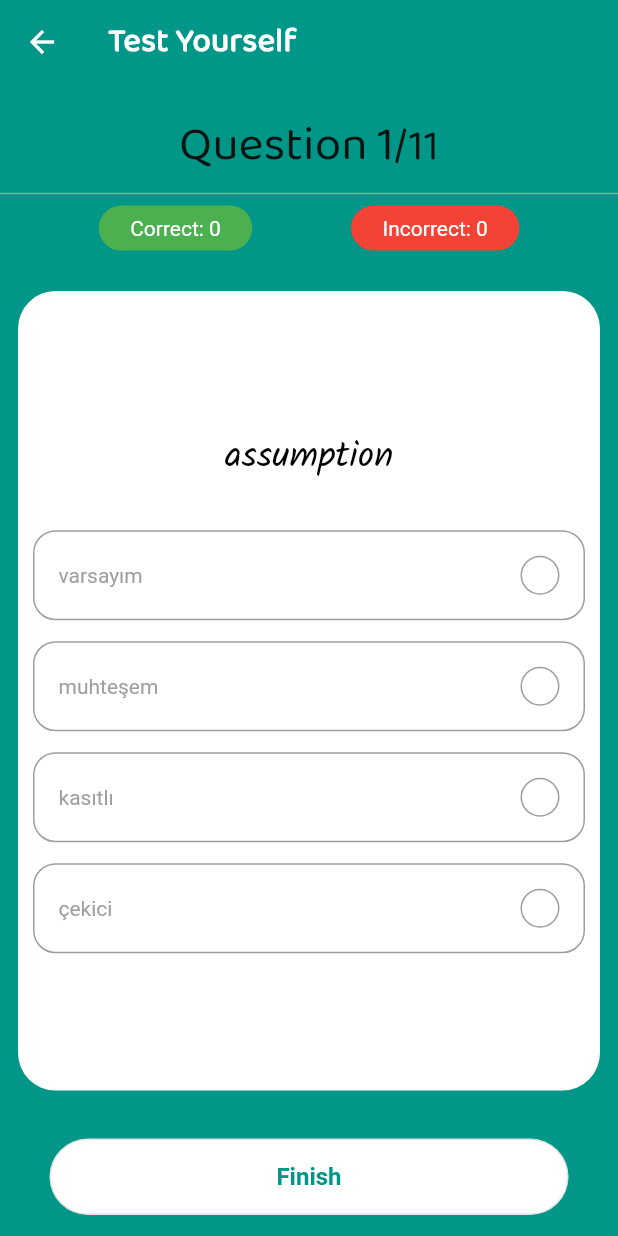
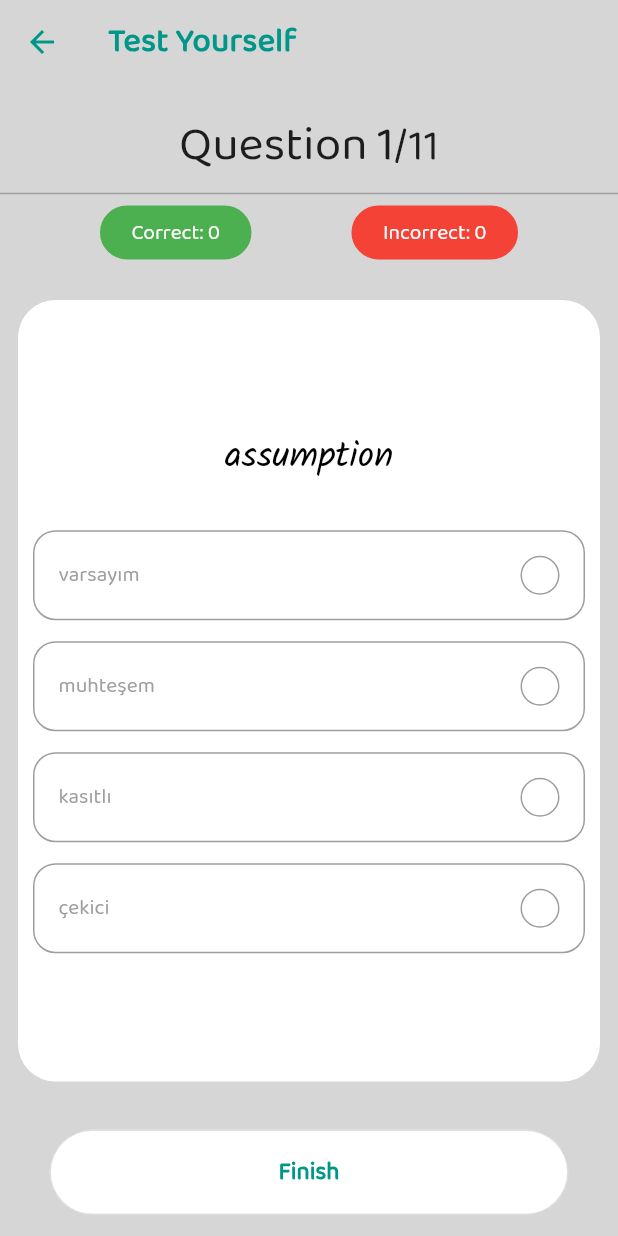
Before and after one commit to furkan-A/Word_Cards, a Flutter app: the screen it shows after launch, after a tap on "Test Yourself", on a phone screen of 412 x 824 dp. Run offline on Flutter 3.47's test engine with Material 2 defaults, Android fonts, the phone set to English and light mode, and no system bars; our stand-ins replace flip_card, get, share.

Commit message:
light theme data added to application

```diff
--- a/lib/constants.dart
+++ b/lib/constants.dart
@@ -1,8 +1,34 @@
 import 'package:flutter/cupertino.dart';
 import 'package:flutter/material.dart';
 
+const kTextColor = Colors.white;
+const kDarkTextColor = Colors.black;
+const kButtonColor = Colors.teal;
+const kDarkButtonColor = Colors.orange;
+const kMainColor = Colors.teal;
+const kGreenColor = Colors.green;
+const kRedColor = Colors.red;
+const kGreyColor = Colors.grey;
+const kWhiteColor = Colors.white;
+const kBlackColor = Colors.black;
+const kBackgroundColor = Colors.white;
+const kDarkBackgroundColor = Colors.grey;
+
+ButtonStyle kButtonStyle() {
+  return ButtonStyle(
+    padding: MaterialStateProperty.all(const EdgeInsets.all(8)),
+    // backgroundColor: MaterialStateProperty.all(kMainColor),
+    elevation: MaterialStateProperty.all(1),
+    // foregroundColor: MaterialStateProperty.all(kTextColor),
+    shape: MaterialStateProperty.all<RoundedRectangleBorder>(
+      RoundedRectangleBorder(
+        borderRadius: BorderRadius.circular(24.0),
+      ),
+    ),
+  );
+}
+
 TextStyle buttonStyle = const TextStyle(
-    color: Colors.black,
     fontSize: 18,
     fontFamily: 'Baloo',
     fontWeight: FontWeight.bold,
@@ -48,12 +74,6 @@ TextStyle appBarStyle = const TextStyle(
     fontSize: 22,
     letterSpacing: 0.2);
 
-const kTextColor = Colors.black;
-const kButtonColor = Colors.teal;
-const kGreenColor = Colors.green;
-const kRedColor = Colors.red;
-const kGreyColor = Colors.grey;
-
 AppBar myAppBar(String title) => AppBar(
       elevation: 0,
       title: Text(
--- a/lib/main.dart
+++ b/lib/main.dart
@@ -1,5 +1,7 @@
 import 'package:flutter/material.dart';
 import 'package:words/screens/home/home_page.dart';
+import 'package:words/theme.dart';
+import 'package:provider/provider.dart';
 // import 'package:words/launch_screen.dart';
 
 void main() {
@@ -10,16 +12,17 @@ class MyApp extends StatelessWidget {
   const MyApp({Key? key}) : super(key: key);
 
   @override
-  Widget build(BuildContext context) {
-    return MaterialApp(
-      // theme: theme(),
-      debugShowCheckedModeBanner: false,
-      home: HomePage(),
-    );
-    // return const MaterialApp(
-    //   // theme: theme(),
-    //   debugShowCheckedModeBanner: false,
-    //   home: LaunchScreen(),
-    // );
-  }
+  Widget build(BuildContext context) => ChangeNotifierProvider(
+        create: (context) => MyTheme(),
+        builder: (context, _) {
+          final themeProvider = Provider.of<MyTheme>(context);
+          return MaterialApp(
+            theme: LightTheme(),
+            darkTheme: darkTheme(),
+            themeMode: themeProvider.themeMode,
+            debugShowCheckedModeBanner: false,
+            home: HomePage(),
+          );
+        },
+      );
 }
--- a/lib/screens/add_word/add_word.dart
+++ b/lib/screens/add_word/add_word.dart
@@ -10,12 +10,14 @@ class AddWord extends StatelessWidget {
 
   AddWord({Key? key, required this.vocabulary}) : super(key: key);
 
-  static String title = 'Add New Words';
+  final String _title = 'Add New Words';
   @override
   Widget build(BuildContext context) {
     return Scaffold(
       // resizeToAvoidBottomInset: false,
-      appBar: myAppBar(title),
+      appBar: AppBar(
+        title: Text(_title),
+      ),
       body: SingleChildScrollView(
         // primary: false,
         child: SafeArea(
--- a/lib/screens/home/home_page.dart
+++ b/lib/screens/home/home_page.dart
@@ -1,4 +1,5 @@
 // ignore: must_be_immutable
+
 import 'package:flutter/material.dart';
 import 'package:url_launcher/url_launcher.dart';
 import 'package:words/screens/add_word/add_word.dart';
@@ -9,6 +10,7 @@ import 'package:words/theme.dart';
 import 'package:words/models/vocabulary.dart';
 import 'package:words/screens/words/words_ui.dart';
 import 'package:share/share.dart';
+import 'package:words/widgets/change_theme.dart';
 
 // ignore: must_be_immutable
 class HomePage extends StatelessWidget {
@@ -28,10 +30,64 @@ class HomePage extends StatelessWidget {
 
   @override
   Widget build(BuildContext context) {
-    return MaterialApp(
-      debugShowCheckedModeBanner: false,
-      theme: theme(),
-      home: Scaffold(
+    final text = MediaQuery.of(context).platformBrightness == Brightness.dark
+        ? 'DarkTheme'
+        : 'LightTheme';
+
+    print('object  $text');
+    return Scaffold(
+      appBar: AppBar(
+          // backgroundColor: Colors.grey[350],
+          // iconTheme: const IconThemeData(color: kMainColor),
+          ),
+      drawer: Drawer(
+        child: ListView(
+          children: [
+            DrawerHeader(
+                child: Text(
+              'Hello Mr.  fA',
+              style: buttonStyle,
+            )),
+            TextButton.icon(
+              style: const ButtonStyle(
+                  alignment: AlignmentDirectional.centerStart),
+              icon: const Icon(Icons.account_circle_outlined),
+              label: const Text('My Account'),
+              onPressed: () {},
+            ),
+            const ChangeTheme(),
+            TextButton.icon(
+              style: const ButtonStyle(
+                  alignment: AlignmentDirectional.centerStart),
+              icon: const Icon(Icons.share),
+              label: const Text('Share'),
+              onPressed: () {
+                Share.share(
+                    'Check out my Vocabulary Learning App - WordCards - '
+                    'https://drive.google.com/file/d/1B_PIBBB4yfCJwieF1F'
+                    'c9jCvKOhAr1BpA/view?usp=sharing');
+              },
+            ),
+            TextButton.icon(
+              style: const ButtonStyle(
+                  alignment: AlignmentDirectional.centerStart),
+              icon: const Icon(Icons.feedback_outlined),
+              label: const Text('Send Feedback'),
+              onPressed: () async {
+                commandLaunch('mailto:fa.softec@gmail.com?subject='
+                    'Word%20Card%20Feedback&body=Hi%20Developer,');
+              },
+            ),
+            TextButton.icon(
+              style: const ButtonStyle(
+                  alignment: AlignmentDirectional.centerStart),
+              icon: const Icon(Icons.bar_chart_rounded),
+              label: const Text('Statics'),
+              onPressed: () {},
+            ),
+          ],
+        ),
+      ),
       floatingActionButton: FloatingActionButton(
         onPressed: () {
           Route route = MaterialPageRoute(builder: (context) {
@@ -45,114 +101,76 @@ class HomePage extends StatelessWidget {
         ),
         backgroundColor: kButtonColor,
       ),
-        appBar: AppBar(
-          // title: const Text(
-          //   _title,
-          // ),
-          actions: <Widget>[
-            IconButton(
-              onPressed: () {
-                Share.share(
-                    'Check out my Vocabulary Learning App - WordCards - '
-                    'https://drive.google.com/file/d/1B_PIBBB4yfCJwieF1F'
-                    'c9jCvKOhAr1BpA/view?usp=sharing');
-              },
-              icon: const Icon(Icons.share),
-            ),
-            IconButton(
-              onPressed: () {},
-              icon: const Icon(Icons.brightness_6),
-            ),
-          ],
-        ),
       body: SafeArea(
         child: Center(
           child: Column(
             mainAxisAlignment: MainAxisAlignment.center,
             children: <Widget>[
-                const SizedBox(
-                  height: 24,
+              const Spacer(flex: 2),
+              Text('Welcome', style: caption2),
+              Text(_title, style: caption),
+              const Spacer(flex: 4),
+              const Spacer(flex: 1),
+              FractionallySizedBox(
+                widthFactor: 0.8,
+                child: ElevatedButton(
+                  child: FittedBox(
+                    child: Text(
+                      'Learn Word',
+                      style: buttonStyle,
                     ),
-                Text(
-                  'Welcome',
-                  style: caption2,
                   ),
-                Text(
-                  _title,
-                  style: caption,
-                ),
-                const Spacer(flex: 1),
-                InkWell(
-                  onTap: () {
+                  onPressed: () {
                     Route route = MaterialPageRoute(builder: (context) {
                       return LearnWord(vocabulary: vocab);
                     });
                     Navigator.push(context, route);
                   },
-                  child: createButton('Learn  Word'),
-                  borderRadius: BorderRadius.circular(25),
+                  style: kButtonStyle(),
                 ),
-                const SizedBox(
-                  height: 20,
               ),
-                InkWell(
-                  onTap: () {
+              const Spacer(flex: 1),
+              FractionallySizedBox(
+                widthFactor: 0.8,
+                child: ElevatedButton(
+                  child: FittedBox(
+                    child: Text(
+                      'Test Yourself',
+                      style: buttonStyle,
+                    ),
+                  ),
+                  onPressed: () {
                     Route route = MaterialPageRoute(builder: (context) {
                       return Quiz(vocabulary: vocab);
                     });
                     Navigator.push(context, route);
                   },
-                  borderRadius: BorderRadius.circular(25),
-                  child: createButton('Test Yourself'),
+                  style: kButtonStyle(),
                 ),
-                const SizedBox(
-                  height: 30,
               ),
-                InkWell(
-                  onTap: () {
+              const Spacer(flex: 2),
+              FractionallySizedBox(
+                widthFactor: 0.6,
+                child: ElevatedButton(
+                  child: FittedBox(
+                    child: Text(
+                      'My Words',
+                      style: buttonStyle,
+                    ),
+                  ),
+                  onPressed: () {
                     Route route = MaterialPageRoute(builder: (context) {
                       return Words(vocabulary: vocab);
                     });
                     Navigator.push(context, route);
                   },
-                  child: createButton('Words'),
-                  borderRadius: BorderRadius.circular(25),
-                ),
-                const Spacer(flex: 2),
-                Row(
-                  children: [
-                    Container(
-                      margin: const EdgeInsets.only(left: 18),
-                      child: OutlinedButton(
-                        style: OutlinedButton.styleFrom(
-                          textStyle: const TextStyle(
-                            fontWeight: FontWeight.bold,
-                            fontFamily: 'Baloo',
-                          ),
-                          primary: kButtonColor,
-                          side: const BorderSide(color: kButtonColor),
-                        ),
-                        child: const Text(
-                          'send\nfeedback',
-                          textAlign: TextAlign.center,
-                          style: TextStyle(
-                            color: Colors.teal,
-                            fontSize: 12,
-                            height: 1.2,
+                  style: kButtonStyle(),
                 ),
               ),
-                        onPressed: () async {
-                          commandLaunch('mailto:fa.softec@gmail.com?subject='
-                              'Word%20Card%20Feedback&body=Hi%20WC%20Developer,');
-                        },
-                      ),
-                    ),
-                    // const Spacer(),
+              const Spacer(
+                flex: 4,
+              )
             ],
-                ),
-                const SizedBox(height: 18)
-              ],
-            ),
           ),
         ),
       ),
--- a/lib/screens/quiz/quiz_screen.dart
+++ b/lib/screens/quiz/quiz_screen.dart
@@ -23,8 +23,8 @@ class _QuizState extends State<Quiz> {
     QuestionController _questionController = Get.put(QuestionController());
 
     return Scaffold(
-      backgroundColor: Colors.teal,
-      appBar: myAppBar(_title),
+      // backgroundColor: Colors.teal,
+      appBar: AppBar(title: Text(_title)),
       body: Center(
         child: Column(
           mainAxisAlignment: MainAxisAlignment.center,
@@ -107,16 +107,14 @@ class _QuizState extends State<Quiz> {
                     return ScoreScreen(
                         score: _questionController.numOfCorrectAns);
                   });
+
                   Navigator.push(context, route);
                 },
-                // child: const Text("Finish"),
-
                 style: ButtonStyle(
                   backgroundColor: MaterialStateProperty.all(Colors.white),
                   shape: MaterialStateProperty.all(RoundedRectangleBorder(
                       borderRadius: BorderRadius.circular(30.0))),
                 ),
-
                 child: const Padding(
                   padding: EdgeInsets.all(16.0),
                   child: Text(
--- a/lib/screens/words/words_ui.dart
+++ b/lib/screens/words/words_ui.dart
@@ -20,7 +20,9 @@ class _WordsState extends State<Words> {
   @override
   Widget build(BuildContext context) {
     return Scaffold(
-      appBar: myAppBar(_title),
+      appBar: AppBar(
+        title: Text(_title),
+      ),
       body: Center(
         child: ListView.builder(
           padding: const EdgeInsets.all(12),
--- a/lib/theme.dart
+++ b/lib/theme.dart
@@ -1,37 +1,106 @@
 import 'package:flutter/material.dart';
 import 'package:words/constants.dart';
 
-ThemeData theme() {
+class MyTheme extends ChangeNotifier {
+  ThemeMode themeMode = ThemeMode.light;
+
+  bool get isDarkMode => themeMode == ThemeMode.dark;
+
+  void toggleTheme(bool isOn) {
+    themeMode = isOn ? ThemeMode.dark : ThemeMode.light;
+    notifyListeners();
+  }
+}
+
+ThemeData LightTheme() {
   return ThemeData(
     // scaffoldBackgroundColor: Colors.white12,
+    floatingActionButtonTheme: const FloatingActionButtonThemeData(
+      backgroundColor: kButtonColor,
+    ),
+    colorScheme: const ColorScheme.light(),
     fontFamily: 'Baloo',
+    scaffoldBackgroundColor: Colors.grey[350],
+
     appBarTheme: appBarTheme(),
+    primaryColor: kButtonColor,
 
-    textTheme: textTheme(),
+    // textTheme: textTheme(),
     visualDensity: VisualDensity.adaptivePlatformDensity,
+    elevatedButtonTheme: ElevatedButtonThemeData(
+      style: ButtonStyle(
+        backgroundColor: MaterialStateProperty.all(kButtonColor),
+        foregroundColor: MaterialStateProperty.all(kTextColor),
+      ),
+    ),
+    textButtonTheme: TextButtonThemeData(
+        style: ButtonStyle(
+            foregroundColor: MaterialStateProperty.all(kMainColor))),
   );
 }
 
-TextTheme textTheme() {
-  return const TextTheme(
-    bodyText1: TextStyle(color: kTextColor),
+ThemeData darkTheme() {
+  return ThemeData(
+    floatingActionButtonTheme: const FloatingActionButtonThemeData(
+      backgroundColor: kDarkButtonColor,
+    ),
+    colorScheme: const ColorScheme.dark(),
+    fontFamily: 'Baloo',
+    // scaffoldBackgroundColor: kDarkBackgroundColor,
+    // appBarTheme: darkAppBarTheme(),
+    primaryColor: kDarkButtonColor,
+    // textTheme: textTheme(),
+    visualDensity: VisualDensity.adaptivePlatformDensity,
+    elevatedButtonTheme: ElevatedButtonThemeData(
+      style: ButtonStyle(
+        backgroundColor: MaterialStateProperty.all(kDarkButtonColor),
+        foregroundColor: MaterialStateProperty.all(kDarkTextColor),
+      ),
+    ),
+    textButtonTheme: TextButtonThemeData(
+      style: ButtonStyle(
+        foregroundColor: MaterialStateProperty.all(kDarkButtonColor),
+      ),
+    ),
   );
 }
 
+// TextTheme textTheme() {
+//   return const TextTheme(
+//     bodyText1: TextStyle(color: kTextColor),
+//   );
+// }
+
 AppBarTheme appBarTheme() {
-  return const AppBarTheme(
-    color: Colors.white12,
+  return AppBarTheme(
+    color: Colors.grey[350],
     elevation: 0,
-    brightness: Brightness.light,
-    iconTheme: IconThemeData(color: Colors.black),
-    textTheme: TextTheme(
+    iconTheme: const IconThemeData(color: kButtonColor),
+    textTheme: const TextTheme(
       headline6: TextStyle(
-          color: Colors.black,
+          overflow: TextOverflow.ellipsis,
+          color: kMainColor,
           fontSize: 22,
           fontFamily: 'Baloo',
           fontWeight: FontWeight.bold,
           letterSpacing: 0.2),
     ),
-    // centerTitle: true,
   );
 }
+
+// AppBarTheme darkAppBarTheme() {
+//   return const AppBarTheme(
+//     // color: Colors.grey[350],
+//     elevation: 0,
+//     iconTheme: const IconThemeData(color: kDarkButtonColor),
+//     textTheme: const TextTheme(
+//       headline6: TextStyle(
+//           overflow: TextOverflow.ellipsis,
+//           color: kDarkTextColor,
+//           fontSize: 22,
+//           fontFamily: 'Baloo',
+//           fontWeight: FontWeight.bold,
+//           letterSpacing: 0.2),
+//     ),
+//   );
+// }
--- a/pubspec.yaml
+++ b/pubspec.yaml
@@ -39,8 +39,8 @@ dependencies:
   url_launcher: ^6.0.9
   share: ^2.0.4
   get: ^4.3.8
-  get_state_manager: ^3.13.0
-
+  # get_state_manager: ^3.13.0
+  provider: ^6.0.1
   # splashscreen: ^1.3.5
 
 dev_dependencies:
```
Also changed, not shown: lib/screens/add_word/new_word.dart (+16 -8 lines), lib/screens/learn/learn_words.dart (+29 -11 lines), lib/widgets/change_theme.dart (added, +24 -0 lines), pubspec.lock. Lines whose indentation alone changed are shown as unchanged.
